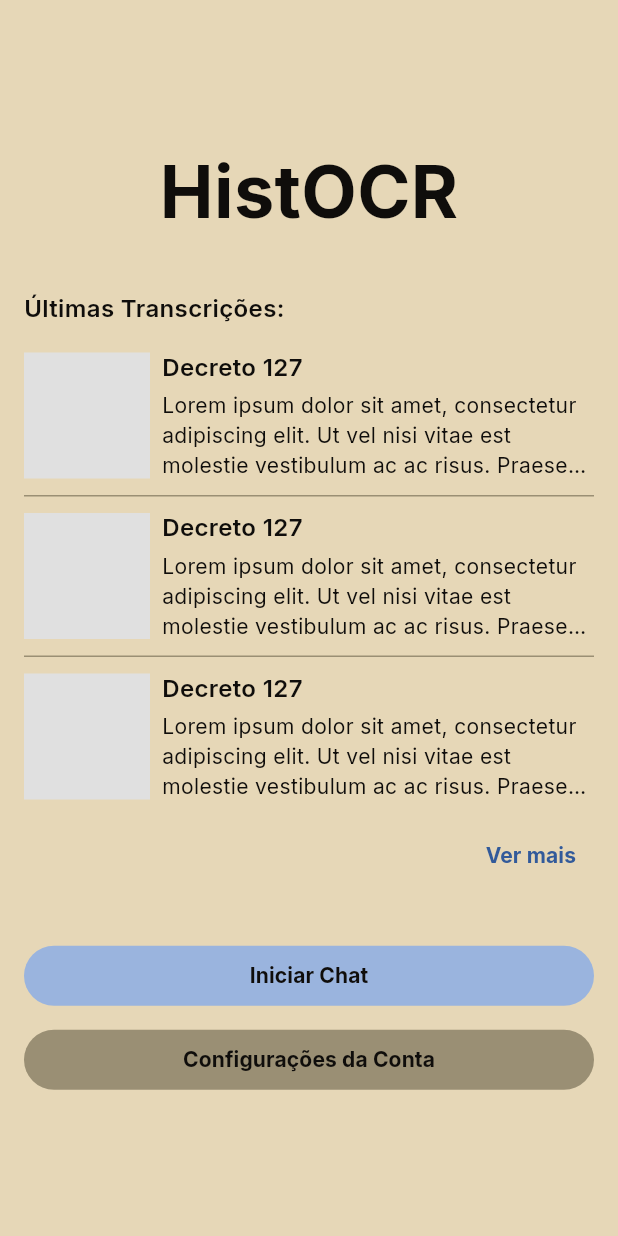
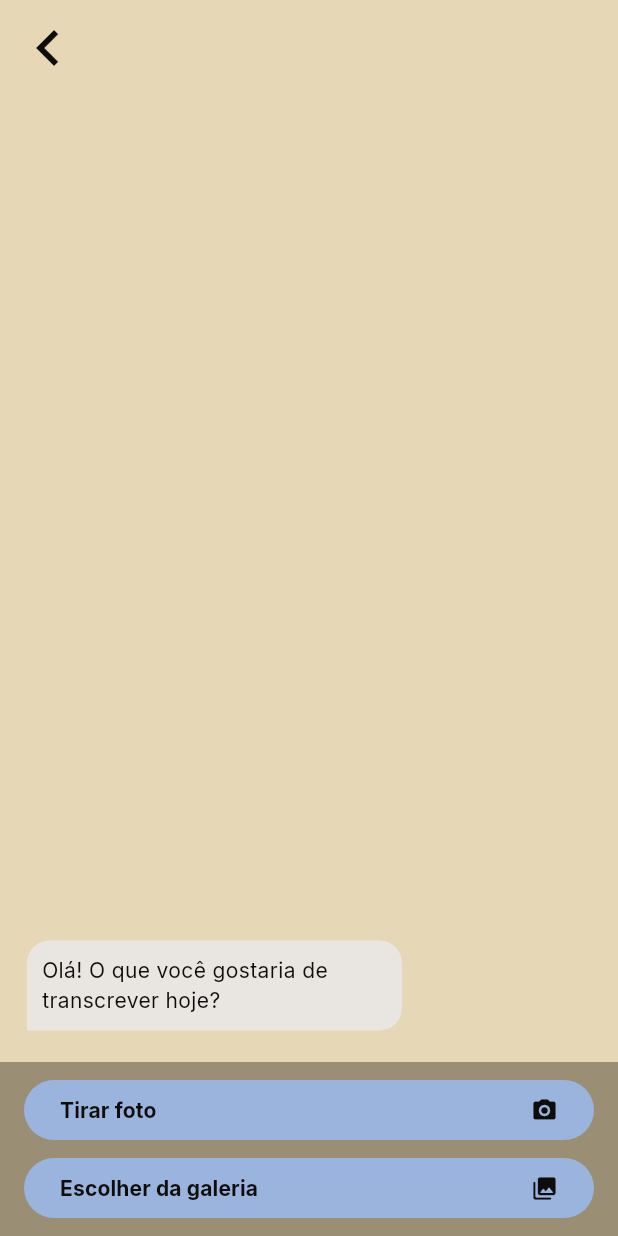
Before and after one commit to projeto-integrador4/histocr_app, a Flutter app: the HomeScreen screen opened directly, after a tap on "Iniciar Chat", on a phone screen of 412 x 824 dp. Run offline on Flutter 3.47's test engine with Material 3 defaults, Android fonts, the phone set to English and light mode, and no system bars; our stand-ins replace dropdown_button2, google_fonts, google_sign_in, supabase_flutter; missing offline and left inert: wechat_assets_picker; accounts and stored records are empty.

Commit message:
Add chat functionality with asset picker and update permissions
- Implemented ChatBubble and ScaffoldWithReturnButton components.
- Created ChatProvider for managing chat messages.
- Added ChatScreen with asset picker integration.
- Updated AndroidManifest.xml to include CAMERA and storage permissions.
- Defined new routes for chat navigation.
- Removed flutter_dotenv dependency and updated pubspec.yaml.

```diff
--- /dev/null
+++ b/lib/components/chat_bubble.dart
@@ -0,0 +1,37 @@
+import 'package:flutter/material.dart';
+import 'package:histocr_app/theme/app_colors.dart';
+
+class ChatBubble extends StatelessWidget {
+  final Widget child;
+  final bool isSentByUser;
+
+  const ChatBubble({super.key, required this.child, required this.isSentByUser});
+
+  @override
+  Widget build(BuildContext context) {
+    return Align(
+      alignment: isSentByUser ? Alignment.centerRight : Alignment.centerLeft,
+      child: Container(
+        margin: const EdgeInsets.symmetric(vertical: 5, horizontal: 10),
+        padding: const EdgeInsets.all(10),
+        constraints: const BoxConstraints(maxWidth: 250),
+        decoration: BoxDecoration(
+          color: isSentByUser ? secondaryColor : white,
+          borderRadius: BorderRadius.only(
+            topLeft: const Radius.circular(15),
+            topRight: const Radius.circular(15),
+            bottomLeft: isSentByUser ? const Radius.circular(15) : Radius.zero,
+            bottomRight: isSentByUser ? Radius.zero : const Radius.circular(15),
+          ),
+          // boxShadow: const [
+          //   BoxShadow(
+          //     color: Colors.black26,
+          //     blurRadius: 5,
+          //   ),
+          // ],
+        ),
+        child: child,
+      ),
+    );
+  }
+}
--- /dev/null
+++ b/lib/components/scaffold_with_return_button.dart
@@ -0,0 +1,22 @@
+import 'package:flutter/material.dart';
+
+class ScaffoldWithReturnButton extends StatelessWidget {
+  final Widget child;
+  final Widget? bottomBar;
+  const ScaffoldWithReturnButton({super.key, required this.child, this.bottomBar});
+
+  @override
+  Widget build(BuildContext context) {
+    return Scaffold(
+      appBar: AppBar(
+        leading: IconButton(
+          icon: const Icon(Icons.keyboard_arrow_left),
+          onPressed: () => Navigator.of(context).pop(),
+          iconSize: 48,
+        ),
+      ),
+      body: child,
+      bottomNavigationBar: bottomBar,
+    );
+  }
+}
--- a/lib/main.dart
+++ b/lib/main.dart
@@ -1,7 +1,8 @@
 import 'package:flutter/material.dart';
-import 'package:flutter_dotenv/flutter_dotenv.dart';
 import 'package:google_fonts/google_fonts.dart';
 import 'package:histocr_app/providers/auth_provider.dart';
+import 'package:histocr_app/providers/chat_provider.dart';
+import 'package:histocr_app/screens/chat_screen.dart';
 import 'package:histocr_app/screens/complete_profile_screen.dart';
 import 'package:histocr_app/screens/home_screen.dart';
 import 'package:histocr_app/screens/login_screen.dart';
@@ -22,6 +23,7 @@ Future<void> main() async {
     MultiProvider(
       providers: [
         ChangeNotifierProvider(create: (context) => AuthProvider()),
+        ChangeNotifierProvider(create: (context) => ChatProvider()),
       ],
       child: const MyApp(),
     ),
@@ -44,10 +46,12 @@ class MyApp extends StatelessWidget {
         inputDecorationTheme: textInputDecoration,
         useMaterial3: true,
       ),
+      locale: const Locale('pt', 'BR'),
       routes: {
         Routes.home: (context) => const HomeScreen(),
         Routes.login: (context) => const LoginScreen(),
         Routes.completeProfile: (context) => const CompleteProfileScreen(),
+        Routes.chat: (context) => const ChatScreen(),
       },
       initialRoute: Routes.login,
     );
--- /dev/null
+++ b/lib/providers/chat_provider.dart
@@ -0,0 +1,25 @@
+import 'package:histocr_app/providers/base_provider.dart';
+import 'package:histocr_app/utils/predefined_messages_type.dart';
+
+class ChatProvider extends BaseProvider {
+  List<ChatMessage> messages = [
+    ChatMessage.fromType(PredefinedMessageType.firstMessage)
+  ];
+
+  void addMessage(ChatMessage message) {
+    messages.add(message);
+    notifyListeners();
+  }
+}
+
+class ChatMessage {
+  final String? text;
+  final bool isUserMessage;
+
+  ChatMessage({this.text, required this.isUserMessage});
+
+  static ChatMessage fromType(PredefinedMessageType type) => ChatMessage(
+      text: type.text,
+      isUserMessage: type.isUserMessage,
+    );
+}
--- /dev/null
+++ b/lib/screens/chat_screen.dart
@@ -0,0 +1,116 @@
+import 'package:flutter/material.dart';
+import 'package:google_fonts/google_fonts.dart';
+import 'package:histocr_app/components/chat_bubble.dart';
+import 'package:histocr_app/components/scaffold_with_return_button.dart';
+import 'package:histocr_app/providers/chat_provider.dart';
+import 'package:histocr_app/theme/app_colors.dart';
+import 'package:histocr_app/utils/asset_picker_utils/custom_button_asset_picker_builder.dart';
+import 'package:histocr_app/utils/asset_picker_utils/portuguese_text_delegate.dart';
+import 'package:provider/provider.dart';
+import 'package:wechat_assets_picker/wechat_assets_picker.dart';
+
+class ChatScreen extends StatelessWidget {
+  const ChatScreen({super.key});
+
+  openAssetPicker(BuildContext context) async {
+    await AssetPicker.pickAssetsWithDelegate(
+      context,
+      delegate: CustomButtonAssetPickerBuilderDelegate(
+        textDelegate: PortugueseAssetPickerTextDelegate(),
+        themeColor: secondaryColor,
+        pathNameBuilder: (AssetPathEntity path) => switch (path) {
+          final p when p.isAll => 'Recentes',
+          // You can apply similar conditions to other common paths.
+          _ => path.name,
+        },
+        provider: DefaultAssetPickerProvider(),
+        initialPermission: PermissionState.authorized,
+      ),
+    );
+  }
+
+  @override
+  Widget build(BuildContext context) {
+    return ScaffoldWithReturnButton(
+      child: Consumer<ChatProvider>(
+        builder: (context, chatProvider, child) => Column(
+          children: [
+            Expanded(
+              child: Padding(
+                padding: const EdgeInsets.fromLTRB(8, 0, 8, 16),
+                child: ListView.builder(
+                  itemCount: chatProvider.messages.length,
+                  reverse: true,
+                  itemBuilder: (BuildContext context, int index) {
+                    final message = chatProvider.messages[index];
+                    return ChatBubble(
+                      isSentByUser: message.isUserMessage,
+                      child: Text(
+                        chatProvider.messages[index].text ?? '',
+                      ),
+                    );
+                  },
+                ),
+              ),
+            ),
+            Container(
+              color: primaryColor,
+              padding: const EdgeInsets.symmetric(horizontal: 16, vertical: 8),
+              child: Column(
+                children: [
+                  SendPictureButton(
+                    label: 'Tirar foto',
+                    icon: Icons.camera_alt_rounded,
+                    onPressed: () {},
+                  ),
+                  const SizedBox(height: 4),
+                  SendPictureButton(
+                      label: 'Escolher da galeria',
+                      icon: Icons.photo_library_rounded,
+                      onPressed: () async {
+                        await openAssetPicker(context);
+                      }),
+                ],
+              ),
+            ),
+          ],
+        ),
+      ),
+    );
+  }
+}
+
+class SendPictureButton extends StatelessWidget {
+  final String label;
+  final IconData icon;
+  final VoidCallback onPressed;
+  const SendPictureButton({
+    super.key,
+    required this.label,
+    required this.icon,
+    required this.onPressed,
+  });
+
+  @override
+  Widget build(BuildContext context) {
+    return SizedBox(
+      width: double.infinity,
+      child: FilledButton(
+        onPressed: onPressed,
+        style: FilledButton.styleFrom(
+          backgroundColor: secondaryColor,
+        ),
+        child: Row(
+          mainAxisAlignment: MainAxisAlignment.spaceBetween,
+          children: [
+            Text(
+              label,
+              style: GoogleFonts.inter(fontWeight: FontWeight.bold),
+            ),
+            Icon(icon),
+          ],
+        ),
+      ),
+    );
+  }
+}
--- a/lib/screens/home_screen.dart
+++ b/lib/screens/home_screen.dart
@@ -3,6 +3,7 @@ import 'package:google_fonts/google_fonts.dart';
 import 'package:histocr_app/components/histocr_title.dart';
 import 'package:histocr_app/components/screen_width_button.dart';
 import 'package:histocr_app/theme/app_colors.dart';
+import 'package:histocr_app/utils/routes.dart';
 
 class HomeScreen extends StatelessWidget {
   const HomeScreen({super.key});
@@ -71,7 +72,7 @@ class HomeScreen extends StatelessWidget {
                   const SizedBox(height: 32),
                   ScreenWidthButton(
                     label: 'Iniciar Chat',
-                    onPressed: () {},
+                    onPressed: () => navigator.pushNamed(Routes.chat),
                     color: secondaryColor,
                   ),
                   const SizedBox(height: 8),
--- /dev/null
+++ b/lib/utils/asset_picker_utils/custom_button_asset_picker_builder.dart
@@ -0,0 +1,276 @@
+import 'package:flutter/material.dart';
+import 'package:histocr_app/theme/app_colors.dart';
+import 'package:provider/provider.dart';
+import 'package:wechat_assets_picker/wechat_assets_picker.dart';
+
+final button = FilledButton(
+  style: FilledButton.styleFrom(
+    backgroundColor: secondaryColor,
+    disabledBackgroundColor: secondaryColor.withOpacity(0.5),
+    padding: const EdgeInsets.symmetric(horizontal: 12, vertical: 8),
+  ),
+  onPressed: () {},
+  child: const Text(
+    'Confirmar',
+    style: TextStyle(
+      fontSize: 17,
+    ),
+  ),
+);
+
+class CustomButtonAssetPickerViewerBuilderDelegate
+    extends DefaultAssetPickerViewerBuilderDelegate {
+  CustomButtonAssetPickerViewerBuilderDelegate({
+    required super.currentIndex,
+    required super.previewAssets,
+    required super.themeData,
+    super.selectorProvider,
+    super.provider,
+    super.selectedAssets,
+    super.previewThumbnailSize,
+    super.specialPickerType,
+    super.maxAssets,
+    super.shouldReversePreview,
+    super.selectPredicate,
+    super.shouldAutoplayPreview = false,
+  });
+
+  @override
+  Widget confirmButton(BuildContext context) {
+    return CNP<AssetPickerViewerProvider<AssetEntity>?>.value(
+      value: provider,
+      child: Consumer<AssetPickerViewerProvider<AssetEntity>?>(
+        builder: (_, AssetPickerViewerProvider<AssetEntity>? provider, __) {
+          assert(
+            isWeChatMoment || provider != null,
+            'Viewer provider must not be null '
+            'when the special type is not WeChat moment.',
+          );
+          Future<void> onPressed() async {
+            if (isWeChatMoment && hasVideo) {
+              Navigator.maybeOf(context)?.pop(<AssetEntity>[currentAsset]);
+              return;
+            }
+            if (provider!.isSelectedNotEmpty) {
+              Navigator.maybeOf(context)?.pop(provider.currentlySelectedAssets);
+              return;
+            }
+            if (await onChangingSelected(context, currentAsset, false)) {
+              // ignore: use_build_context_synchronously
+              Navigator.maybeOf(context)?.pop(
+                selectedAssets ?? <AssetEntity>[currentAsset],
+              );
+            }
+          }
+
+          String buildText() {
+            if (isWeChatMoment && hasVideo) {
+              return textDelegate.confirm;
+            }
+            if (provider!.isSelectedNotEmpty) {
+              return '${textDelegate.confirm}'
+                  ' (${provider.currentlySelectedAssets.length}'
+                  '/'
+                  '${selectorProvider!.maxAssets})';
+            }
+            return textDelegate.confirm;
+          }
+
+          final isButtonEnabled = provider == null ||
+              previewAssets.isEmpty ||
+              (selectedAssets?.isNotEmpty ?? false);
+          return MaterialButton(
+            minWidth:
+                (isWeChatMoment && hasVideo) || provider!.isSelectedNotEmpty
+                    ? 48
+                    : 20,
+            height: 32,
+            padding: const EdgeInsets.symmetric(horizontal: 12, vertical: 4),
+            color: secondaryColor,
+            disabledColor: secondaryColor.withOpacity(0.5),
+            shape: RoundedRectangleBorder(
+              borderRadius: BorderRadius.circular(16),
+            ),
+            onPressed: isButtonEnabled ? onPressed : null,
+            materialTapTargetSize: MaterialTapTargetSize.shrinkWrap,
+            child: Text(
+              buildText(),
+              style: const TextStyle(
+                color: textColor,
+                fontSize: 17,
+                fontWeight: FontWeight.w600,
+              ),
+              overflow: TextOverflow.fade,
+              softWrap: false,
+              semanticsLabel: () {
+                if (isWeChatMoment && hasVideo) {
+                  return semanticsTextDelegate.confirm;
+                }
+                if (provider!.isSelectedNotEmpty) {
+                  return '${semanticsTextDelegate.confirm}'
+                      ' (${provider.currentlySelectedAssets.length}'
+                      '/'
+                      '${selectorProvider!.maxAssets})';
+                }
+                return semanticsTextDelegate.confirm;
+              }(),
+            ),
+          );
+        },
+      ),
+    );
+  }
+}
+
+Future<List<AssetEntity>?> pushToCustomViewer(
+  BuildContext context, {
+  required List<AssetEntity> previewAssets,
+  required ThemeData themeData,
+  int currentIndex = 0,
+  // Add any other parameters you need
+}) {
+  return AssetPickerViewer.pushToViewerWithDelegate<AssetEntity,
+      AssetPathEntity>(
+    context,
+    delegate: CustomButtonAssetPickerViewerBuilderDelegate(
+      currentIndex: currentIndex,
+      previewAssets: previewAssets,
+      themeData: themeData,
+    ),
+  );
+}
+
+class CustomButtonAssetPickerBuilderDelegate
+    extends DefaultAssetPickerBuilderDelegate {
+  CustomButtonAssetPickerBuilderDelegate({
+    required super.provider,
+    required super.initialPermission,
+    super.gridCount,
+    super.pickerTheme,
+    super.specialItemPosition,
+    super.specialItemBuilder,
+    super.loadingIndicatorBuilder,
+    super.selectPredicate,
+    super.shouldRevertGrid,
+    super.limitedPermissionOverlayPredicate,
+    super.pathNameBuilder,
+    super.assetsChangeCallback,
+    super.assetsChangeRefreshPredicate,
+    super.themeColor,
+    super.textDelegate,
+    super.locale,
+    super.gridThumbnailSize,
+    super.previewThumbnailSize,
+    super.specialPickerType,
+    super.keepScrollOffset,
+    super.shouldAutoplayPreview,
+    super.dragToSelect,
+  });
+
+  @override
+  Widget confirmButton(BuildContext context) {
+    return button;
+  }
+
+  @override
+  Future<void> viewAsset(
+    BuildContext context,
+    int? index,
+    AssetEntity currentAsset,
+  ) async {
+    final p = context.read<DefaultAssetPickerProvider>();
+    // - When we reached the maximum select count and the asset is not selected,
+    //   do nothing.
+    // - When the special type is WeChat Moment, pictures and videos cannot
+    //   be selected at the same time. Video select should be banned if any
+    //   pictures are selected.
+    if ((!p.selectedAssets.contains(currentAsset) && p.selectedMaximumAssets) ||
+        (isWeChatMoment &&
+            currentAsset.type == AssetType.video &&
+            p.selectedAssets.isNotEmpty)) {
+      return;
+    }
+    final revert = effectiveShouldRevertGrid(context);
+    // ignore: no_leading_underscores_for_local_identifiers
+    final int _debugFlow; // Only for debug process.
+    final List<AssetEntity> current;
+    final List<AssetEntity>? selected;
+    final int effectiveIndex;
+    if (isWeChatMoment) {
+      if (currentAsset.type == AssetType.video) {
+        current = <AssetEntity>[currentAsset];
+        selected = null;
+        effectiveIndex = 0;
+        _debugFlow = 10;
+      } else {
+        final List<AssetEntity> list;
+        if (index == null) {
+          list = p.selectedAssets.reversed.toList(growable: false);
+        } else {
+          list = p.currentAssets;
+        }
+        current = list.where((e) => e.type == AssetType.image).toList();
+        selected = p.selectedAssets;
+        final i = current.indexOf(currentAsset);
+        effectiveIndex = revert ? current.length - i - 1 : i;
+        _debugFlow = switch ((index == null, revert)) {
+          (true, true) => 21,
+          (true, false) => 20,
+          (false, true) => 31,
+          (false, false) => 30,
+        };
+      }
+    } else {
+      selected = p.selectedAssets;
+      final List<AssetEntity> list;
+      if (index == null) {
+        if (revert) {
+          list = p.selectedAssets.reversed.toList(growable: false);
+        } else {
+          list = p.selectedAssets;
+        }
+        effectiveIndex = selected.indexOf(currentAsset);
+        current = list;
+      } else {
+        current = p.currentAssets;
+        effectiveIndex = revert ? current.length - index - 1 : index;
+      }
+      _debugFlow = switch ((index == null, revert)) {
+        (true, true) => 41,
+        (true, false) => 40,
+        (false, true) => 51,
+        (false, false) => 50,
+      };
+    }
+    if (current.isEmpty) {
+      throw StateError('Previewing empty assets is not allowed. $_debugFlow');
+    }
+    final List<AssetEntity>? result =
+        await AssetPickerViewer.pushToViewerWithDelegate(
+      context,
+      delegate: CustomButtonAssetPickerViewerBuilderDelegate(
+        currentIndex: effectiveIndex,
+        previewAssets: current,
+        themeData: theme,
+        previewThumbnailSize: previewThumbnailSize,
+        selectPredicate: selectPredicate,
+        selectedAssets: selected,
+        selectorProvider: p,
+        specialPickerType: specialPickerType,
+        maxAssets: p.maxAssets,
+        shouldReversePreview: revert,
+        shouldAutoplayPreview: shouldAutoplayPreview,
+        provider: selected != null
+            ? AssetPickerViewerProvider<AssetEntity>(
+                selected,
+                maxAssets: p.maxAssets,
+              )
+            : null,
+      ),
+    );
+    if (result != null) {
+      // ignore: use_build_context_synchronously
+      Navigator.maybeOf(context)?.maybePop(result);
+    }
+  }
+}
--- /dev/null
+++ b/lib/utils/asset_picker_utils/portuguese_text_delegate.dart
@@ -0,0 +1,24 @@
+import 'package:wechat_assets_picker/wechat_assets_picker.dart';
+
+class PortugueseAssetPickerTextDelegate extends AssetPickerTextDelegate {
+  @override
+  String get preview => 'Visualizar';
+
+  @override
+  String get select => 'Selecionar';
+
+  @override
+  String get confirm => 'Confirmar';
+
+  @override
+  String get cancel => 'Cancelar';
+
+  @override
+  String get edit => 'Editar';
+
+  @override
+  String get original => 'Original';
+
+  @override
+  String get goToSystemSettings => 'Ir para as configurações do sistema';
+}
--- /dev/null
+++ b/lib/utils/predefined_messages_type.dart
@@ -0,0 +1,25 @@
+enum PredefinedMessageType {
+  firstMessage,
+  requestAvaliation,
+  requestEdit,
+  editName
+}
+
+extension PredefinedMessageTypeExtension on PredefinedMessageType {
+  String get text {
+    switch (this) {
+      case PredefinedMessageType.firstMessage:
+        return "Olá! O que você gostaria de transcrever hoje?";
+      case PredefinedMessageType.requestAvaliation:
+        return "Você gostaria de nos ajudar avaliando essa transcrição?";
+      case PredefinedMessageType.requestEdit:
+        return "Você gostaria de corrigir os erros nessa transcrição?";
+      case PredefinedMessageType.editName:
+        return "Sua transcrição está quase pronta! Você pode editar o nome dela clicando no ícone abaixo:";
+    }
+  }
+
+  bool get isUserMessage {
+    return false; // All predefined messages are not user messages
+  }
+}
--- a/lib/utils/routes.dart
+++ b/lib/utils/routes.dart
@@ -2,4 +2,5 @@ class Routes {
   static const String home = '/';
   static const String login = '/login';
   static const String completeProfile = '/complete-profile';
+  static const String chat = '/chat';
 }
--- a/pubspec.yaml
+++ b/pubspec.yaml
@@ -41,7 +41,8 @@ dependencies:
   dropdown_button2: ^2.3.9
   supabase_flutter: ^2.9.0
   provider: ^6.1.5
-  flutter_dotenv: ^5.2.1
+  wechat_assets_picker: ^9.5.0
+
 
 dev_dependencies:
   flutter_test:
```
Also changed, not shown: pubspec.lock, 2 other files.
